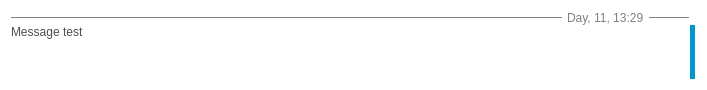
First picture: the form in ui/MainWindow/messageSent.ui, repository PaulEcoffet/Nex-yu-computer, before the edit.
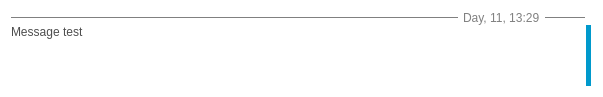
Second picture: the form after the edit. Icons and pictures are not drawn.

```diff
--- a/ui/MainWindow/messageSent.ui
+++ b/ui/MainWindow/messageSent.ui
@@ -6,8 +6,8 @@
    <rect>
     <x>0</x>
     <y>0</y>
-    <width>707</width>
-    <height>90</height>
+    <width>603</width>
+    <height>97</height>
    </rect>
   </property>
   <property name="sizePolicy">
```
